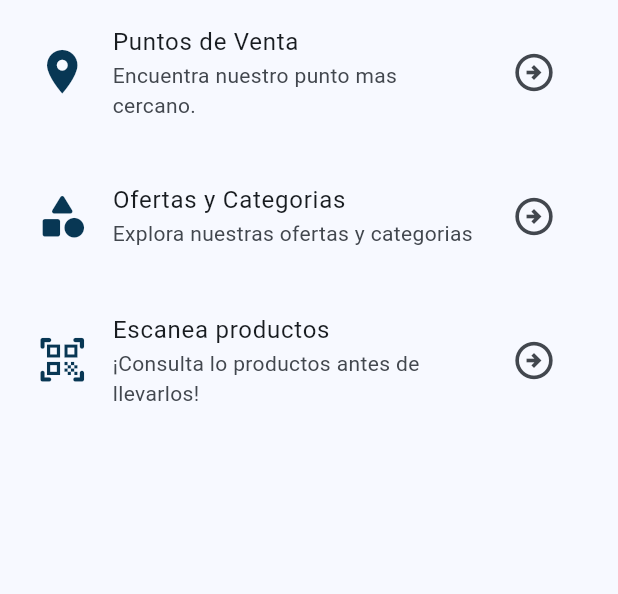
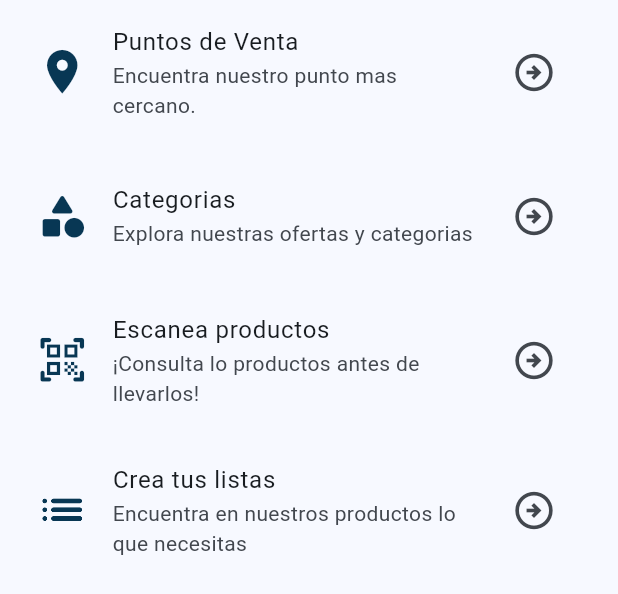
Before and after one commit to Maximus113M/market_check_app, a Flutter app: the StoreMenuScreen widget shown alone on an empty page, opened directly, on a phone screen of 412 x 824 dp. Shown: the top 594 px of the screen. Run offline on Flutter 3.47's test engine with Material 3 defaults, Android fonts, the phone set to English and light mode, and no system bars; our stand-ins replace animate_do, another_flushbar, curved_navigation_bar, dartz, dio, get_it and 2 more; missing offline and left inert: flutter_barcode_scanner; accounts and stored records are empty; Roboto replaces fonts that are missing (CustomFont).

Commit message:
arreglos screen store y stores

```diff
--- a/market_check/lib/features/stores/presentation/widgets/store/store_container_screen.dart
+++ b/market_check/lib/features/stores/presentation/widgets/store/store_container_screen.dart
@@ -10,7 +10,7 @@ class StoreContainerScreen extends StatelessWidget {
 
   @override
   Widget build(BuildContext context) {
-    final StoreModel store = context.read<StoresProvider>().currentStore!;
+    final StoreModel store = context.watch<StoresProvider>().currentStore!;
     return Container(
       margin: EdgeInsets.only(top: ScreenSize.absoluteHeight * 0.3),
       padding: EdgeInsets.symmetric(
--- a/market_check/lib/features/stores/presentation/widgets/store/store_menu_screen.dart
+++ b/market_check/lib/features/stores/presentation/widgets/store/store_menu_screen.dart
@@ -33,7 +33,7 @@ class StoreMenuScreen extends StatelessWidget {
                 size: 35,
                 color: AppColors.appPrimary,
               ),
-              title: const Text('Ofertas y Categorias'),
+              title: const Text('Categorias'),
               subtitle: const Text('Explora nuestras ofertas y categorias'),
               trailing: IconButton(
                   onPressed: () {},
@@ -59,6 +59,24 @@ class StoreMenuScreen extends StatelessWidget {
                   size: 30,
                 ),
               ),
+            ),
+            const SizedBox(height: 20),
+            ListTile(
+              leading: const Icon(
+                Icons.list_rounded,
+                size: 35,
+                color: AppColors.appPrimary,
+              ),
+              title: const Text('Crea tus listas'),
+              subtitle: const Text(
+                  'Encuentra en nuestros productos lo que necesitas'),
+              trailing: IconButton(
+                onPressed: () {},
+                icon: const Icon(
+                  Icons.arrow_circle_right_outlined,
+                  size: 30,
+                ),
+              ),
             )
           ],
         ),
--- a/market_check/lib/features/stores/presentation/widgets/stores/stores_listtitle.dart
+++ b/market_check/lib/features/stores/presentation/widgets/stores/stores_listtitle.dart
@@ -17,6 +17,11 @@ class StoresListTile extends StatelessWidget {
       child: Container(
         height: 80,
         decoration: BoxDecoration(
+          boxShadow: [
+            BoxShadow(color: Colors.black.withOpacity(0.3),
+            blurRadius: 10,
+            offset: const Offset(8, 10))
+          ],
           border: Border.all(
             color: Colors.grey,
           ),
```
Also changed, not shown: market_check/lib/features/stores/presentation/screens/store/store_screen.dart (+13 -3 lines).
